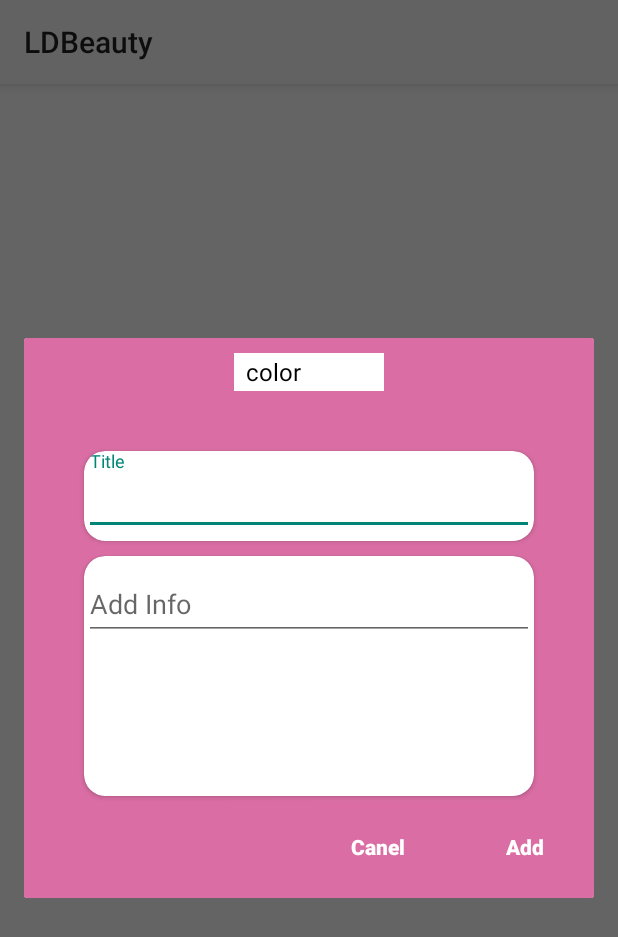
After one commit to LujainaD/LDBeauty, an Android app: the fragment AddInfoDialogFragment placed in its activity, on a phone screen of 412 x 824 dp. The commit adds this screen. Shown: the top 937 px of the screen. Run offline under Robolectric (Android 15) with nearby library versions, the phone set to English and light mode, and no system bars; 1 statement that could not run was skipped.

Commit message:
color spinner

```diff
--- /dev/null
+++ b/app/src/main/java/com/lujaina/ldbeauty/Adapters/InfoAdapter.java
@@ -0,0 +1,4 @@
+package com.lujaina.ldbeauty.Adapters;
+
+public class InfoAdapter {
+}
--- /dev/null
+++ b/app/src/main/java/com/lujaina/ldbeauty/Interfaces/MediatorInterface.java
@@ -0,0 +1,10 @@
+package com.lujaina.ldbeauty.Interfaces;
+
+
+import androidx.fragment.app.Fragment;
+
+public interface MediatorInterface {
+    void changeFragmentTo(Fragment fragmentToDisplay, String fragmentTag);
+
+    void onBackPressed();
+}
--- a/app/src/main/java/com/lujaina/ldbeauty/MainActivity.java
+++ b/app/src/main/java/com/lujaina/ldbeauty/MainActivity.java
@@ -1,14 +1,44 @@
 package com.lujaina.ldbeauty;
 
 import androidx.appcompat.app.AppCompatActivity;
+import androidx.fragment.app.Fragment;
+import androidx.fragment.app.FragmentManager;
+import androidx.fragment.app.FragmentTransaction;
 
 import android.os.Bundle;
 
-public class MainActivity extends AppCompatActivity {
+import com.lujaina.ldbeauty.Interfaces.MediatorInterface;
+import com.lujaina.ldbeauty.SP.AddInfoFragment;
+
+public class MainActivity extends AppCompatActivity implements MediatorInterface {
 
     @Override
     protected void onCreate(Bundle savedInstanceState) {
         super.onCreate(savedInstanceState);
         setContentView(R.layout.activity_main);
+        changeFragmentTo(new AddInfoFragment(), AddInfoFragment.class.getSimpleName());
+
+    }
+
+    @Override
+    public void changeFragmentTo(Fragment fragmentToDisplay, String fragmentTag) {
+        FragmentManager fm = getSupportFragmentManager();
+        FragmentTransaction ft = fm.beginTransaction();
+        ft.replace(R.id.fl_host, fragmentToDisplay, fragmentTag);
+        ft.setTransitionStyle(FragmentTransaction.TRANSIT_FRAGMENT_OPEN);
+        if (fm.findFragmentByTag(fragmentTag) == null) {
+            ft.addToBackStack(fragmentTag);
+        }
+        ft.commit();
+
+    }
+
+    @Override
+    public void onBackPressed() {
+        if (getSupportFragmentManager().getBackStackEntryCount() == 1) {
+            finish();
+        } else {
+            super.onBackPressed();
+        }
     }
 }
--- /dev/null
+++ b/app/src/main/java/com/lujaina/ldbeauty/SP/AddInfoDialogFragment.java
@@ -0,0 +1,135 @@
+package com.lujaina.ldbeauty.SP;
+
+import android.app.Dialog;
+import android.content.Context;
+import android.os.Bundle;
+
+import androidx.annotation.NonNull;
+import androidx.fragment.app.DialogFragment;
+import androidx.fragment.app.Fragment;
+
+import android.view.LayoutInflater;
+import android.view.View;
+import android.view.ViewGroup;
+import android.widget.AdapterView;
+import android.widget.ArrayAdapter;
+import android.widget.ImageView;
+import android.widget.Spinner;
+
+import com.google.android.material.floatingactionbutton.FloatingActionButton;
+import com.lujaina.ldbeauty.Interfaces.MediatorInterface;
+import com.lujaina.ldbeauty.R;
+
+import java.util.ArrayList;
+
+
+public class AddInfoDialogFragment extends DialogFragment {
+
+private MediatorInterface mMediatorInterface;
+private Context mContext;
+    private String mColor;
+    private ColorSpinnerFragment.BackgroundListener mListener;
+
+    public AddInfoDialogFragment() {
+        // Required empty public constructor
+    }
+
+    @Override
+    public void onAttach(@NonNull Context context) {
+        super.onAttach(context);
+        mContext = context;
+        if (context instanceof MediatorInterface) {
+            mMediatorInterface = (MediatorInterface) context;
+        } else {
+            throw new RuntimeException(context.toString() + "must implement MediatorInterface");
+        }
+    }
+    @Override
+    public void onStart() {
+        super.onStart();
+
+        Dialog dialog = getDialog();
+
+        if (dialog != null) {
+            int width = ViewGroup.LayoutParams.WRAP_CONTENT;
+            int height = ViewGroup.LayoutParams.WRAP_CONTENT;
+            dialog.getWindow().setLayout(width, height);
+        }
+    }
+
+
+    @Override
+    public View onCreateView(LayoutInflater inflater, ViewGroup container,
+                             Bundle savedInstanceState) {
+        // Inflate the layout for this fragment
+        View parentView= inflater.inflate(R.layout.fragment_add_info_dialog, container, false);
+        final Spinner spinner = parentView.findViewById(R.id.colorSpinner);
+
+        spinner.setBackgroundColor(getContext().getResources().getColor(R.color.white));
+
+        ArrayList<String> backgroundArrayList = new ArrayList<>();
+        backgroundArrayList.add("color");
+        backgroundArrayList.add("white");
+        backgroundArrayList.add("#FDF8F8");
+        backgroundArrayList.add("#FFC5CB");
+        backgroundArrayList.add("#E6E7E8");
+        backgroundArrayList.add("#FFCCEC");
+
+        ArrayAdapter<String> adapter = new ArrayAdapter<String>(mContext, android.R.layout.simple_spinner_dropdown_item, backgroundArrayList);
+        spinner.setAdapter(adapter);
+        spinner.setOnItemSelectedListener(new AdapterView.OnItemSelectedListener() {
+            @Override
+            public void onItemSelected(AdapterView<?> parent, View view, int position, long id) {
+                switch (position){
+                    case 1:
+                        spinner.setBackgroundColor(mContext.getResources().getColor(R.color.white));
+                        mColor = "#FFFFFF";
+                        break;
+
+                    case 2:
+                        spinner.setBackgroundColor(mContext.getResources().getColor(R.color.beige));
+
+                        mColor = "#FDF8F8";
+                        break;
+
+                    case 3:
+                        spinner.setBackgroundColor(mContext.getResources().getColor(R.color.lightOrange));
+
+                        mColor = "#FFC5CB";
+                        break;
+
+                    case 4:
+                        spinner.setBackgroundColor(mContext.getResources().getColor(R.color.lightGray));
+
+                        mColor = "#E6E7E8";
+                        break;
+
+                    case 5:
+                        spinner.setBackgroundColor(mContext.getResources().getColor(R.color.lightPink));
+
+                        mColor = "#FFCCEC";
+                        break;
+                }
+            }
+
+            @Override
+            public void onNothingSelected(AdapterView<?> parent) {
+
+            }
+        });
+
+
+        /*colorBox.setOnClickListener(new View.OnClickListener() {
+            @Override
+            public void onClick(View v) {
+                ColorSpinnerFragment colorDialog = new ColorSpinnerFragment();
+                colorDialog.show(getChildFragmentManager(), ColorSpinnerFragment.class.getSimpleName());
+
+            }
+        });*/
+
+
+        return parentView;
+    }
+
+}
--- /dev/null
+++ b/app/src/main/res/layout/fragment_add_info_dialog.xml
@@ -0,0 +1,113 @@
+<?xml version="1.0" encoding="utf-8"?>
+<androidx.constraintlayout.widget.ConstraintLayout xmlns:android="http://schemas.android.com/apk/res/android"
+    xmlns:app="http://schemas.android.com/apk/res-auto"
+    xmlns:tools="http://schemas.android.com/tools"
+    android:id="@+id/frameLayout3"
+    android:layout_width="wrap_content"
+    android:layout_height="wrap_content"
+    android:background="#DA6EA4"
+    tools:context=".SP.AddInfoDialogFragment">
+
+
+    <androidx.cardview.widget.CardView
+        android:id="@+id/cardView"
+        android:layout_width="300dp"
+        android:layout_height="60dp"
+        android:layout_marginStart="55dp"
+        android:layout_marginTop="40dp"
+        android:layout_marginEnd="56dp"
+        android:backgroundTint="#FFFFFF"
+        app:cardCornerRadius="14dp"
+        app:layout_constraintBottom_toTopOf="@+id/cardView2"
+        app:layout_constraintEnd_toEndOf="parent"
+        app:layout_constraintStart_toStartOf="parent"
+        app:layout_constraintTop_toBottomOf="@+id/colorSpinner">
+
+
+        <com.google.android.material.textfield.TextInputLayout
+            android:layout_width="match_parent"
+            android:layout_height="wrap_content">
+
+            <com.google.android.material.textfield.TextInputEditText
+                android:layout_width="match_parent"
+                android:layout_height="wrap_content"
+                android:hint="Title"
+
+                android:textColor="#95989A" />
+        </com.google.android.material.textfield.TextInputLayout>
+    </androidx.cardview.widget.CardView>
+
+    <androidx.cardview.widget.CardView
+        android:id="@+id/cardView2"
+        android:layout_width="300dp"
+        android:layout_height="160dp"
+        android:layout_marginStart="55dp"
+        android:layout_marginTop="10dp"
+        android:layout_marginEnd="56dp"
+        android:backgroundTint="#FFFFFF"
+        app:cardCornerRadius="14dp"
+        app:layout_constraintEnd_toEndOf="parent"
+        app:layout_constraintStart_toStartOf="parent"
+        app:layout_constraintTop_toBottomOf="@+id/cardView">
+
+
+        <com.google.android.material.textfield.TextInputLayout
+            android:layout_width="match_parent"
+            android:layout_height="wrap_content">
+
+            <com.google.android.material.textfield.TextInputEditText
+                android:layout_width="match_parent"
+                android:layout_height="wrap_content"
+                android:hint="Add Info"
+                android:textColor="#95989A" />
+        </com.google.android.material.textfield.TextInputLayout>
+    </androidx.cardview.widget.CardView>
+
+    <Button
+        android:id="@+id/btn_cancel"
+        style="@style/Widget.AppCompat.Button.Borderless"
+        android:layout_width="wrap_content"
+        android:layout_height="wrap_content"
+        android:layout_marginStart="199dp"
+        android:text="Canel"
+        android:textAllCaps="false"
+        android:textColor="#FFFFFF"
+        android:textStyle="bold"
+
+        app:layout_constraintBottom_toBottomOf="@+id/btn_add"
+        app:layout_constraintEnd_toStartOf="@+id/btn_add"
+        app:layout_constraintHorizontal_bias="0.592"
+        app:layout_constraintStart_toStartOf="parent"
+        app:layout_constraintTop_toTopOf="@+id/btn_add"
+        app:layout_constraintVertical_bias="0.0" />
+
+    <Button
+        android:id="@+id/btn_add"
+        style="@style/Widget.AppCompat.Button.Borderless"
+        android:layout_width="wrap_content"
+        android:layout_height="wrap_content"
+        android:layout_marginStart="10dp"
+        android:layout_marginTop="10dp"
+        android:layout_marginEnd="10dp"
+        android:layout_marginBottom="10dp"
+        android:text="Add"
+        android:textAllCaps="false"
+        android:textColor="#FFFFFF"
+        android:textStyle="bold"
+        app:layout_constraintBottom_toBottomOf="parent"
+        app:layout_constraintEnd_toEndOf="parent"
+        app:layout_constraintStart_toEndOf="@+id/btn_cancel"
+        app:layout_constraintTop_toBottomOf="@+id/cardView2" />
+
+    <Spinner
+        android:id="@+id/colorSpinner"
+        android:layout_width="100dp"
+        android:layout_height="25dp"
+        android:layout_marginStart="155dp"
+        android:layout_marginTop="10dp"
+        android:layout_marginEnd="156dp"
+        app:layout_constraintEnd_toEndOf="parent"
+        app:layout_constraintStart_toStartOf="parent"
+        app:layout_constraintTop_toTopOf="parent" />
+
+</androidx.constraintlayout.widget.ConstraintLayout>
--- a/app/src/main/res/values/styles.xml
+++ b/app/src/main/res/layout/fragment_s_p_login.xml
@@ -1,10 +1,14 @@
-<resources>
-    <!-- Base application theme. -->
-    <style name="AppTheme" parent="Theme.AppCompat.Light.DarkActionBar">
-        <!-- Customize your theme here. -->
-        <item name="colorPrimary">@color/colorPrimary</item>
-        <item name="colorPrimaryDark">@color/colorPrimaryDark</item>
-        <item name="colorAccent">@color/colorAccent</item>
-    </style>
+<?xml version="1.0" encoding="utf-8"?>
+<FrameLayout xmlns:android="http://schemas.android.com/apk/res/android"
+    xmlns:tools="http://schemas.android.com/tools"
+    android:layout_width="match_parent"
+    android:layout_height="match_parent"
+    tools:context=".SP.SPLoginFragment">
 
-</resources>
+    <!-- TODO: Update blank fragment layout -->
+    <TextView
+        android:layout_width="match_parent"
+        android:layout_height="match_parent"
+        android:text="@string/hello_blank_fragment" />
+
+</FrameLayout>
--- a/app/src/main/res/layout/list_view_add.xml
+++ b/app/src/main/res/layout/list_view_add.xml
@@ -9,7 +9,7 @@
     <androidx.cardview.widget.CardView
         android:layout_width="match_parent"
         android:layout_height="match_parent"
-android:layout_margin="10dp"
+        android:layout_margin="10dp"
         app:layout_constraintBottom_toBottomOf="parent"
         app:layout_constraintEnd_toEndOf="parent"
         app:cardCornerRadius="20dp"
--- a/app/src/main/res/values/colors.xml
+++ b/app/src/main/res/values/colors.xml
@@ -2,5 +2,12 @@
 <resources>
     <color name="colorPrimary">#B14F8D</color>
     <color name="colorPrimaryDark">#B1257E</color>
-    <color name="colorAccent">#03DAC5</color>
+    <color name="colorAccent">#FF0094</color>
+    <color name="white">#FFFFFF</color>
+    <color name="beige">#FDF8F8</color>
+    <color name="lightOrange">#FFC5CB</color>
+    <color name="lightGray">#E6E7E8</color>
+    <color name="lightPink">#FFCCEC</color>
+
+
 </resources>
```
Also changed, not shown: app/src/main/java/com/lujaina/ldbeauty/Adapters/colorAdapter.java (added, +50 -0 lines), app/src/main/java/com/lujaina/ldbeauty/Models/ColorModel.java (added, +13 -0 lines), app/src/main/java/com/lujaina/ldbeauty/SP/AddInfoFragment.java (+28 -1 lines), app/src/main/java/com/lujaina/ldbeauty/SP/ColorSpinnerFragment.java (added, +143 -0 lines), app/src/main/java/com/lujaina/ldbeauty/SP/SPLoginFragment.java (added, +31 -0 lines), app/src/main/java/com/lujaina/ldbeauty/SP/SPSignUpFragment.java (added, +31 -0 lines), app/src/main/res/layout/fragment_color_spinner.xml (added, +72 -0 lines), app/src/main/res/layout/fragment_s_p_sign_up.xml (added, +27 -0 lines), app/src/main/res/drawable/camera.png (added).
